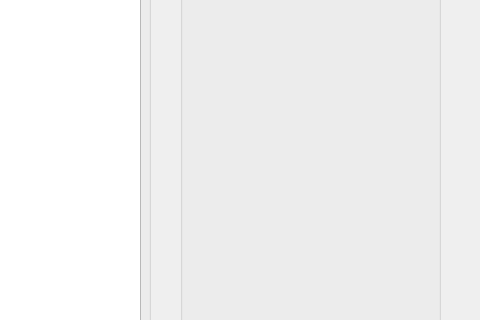
GeremyAndOrange/ROS2, file work_station/src/console_gui.ui: the form before one commit; both pictures show x 590 to 1070 and y 271 to 591 of the 1070 by 940 pixel window.
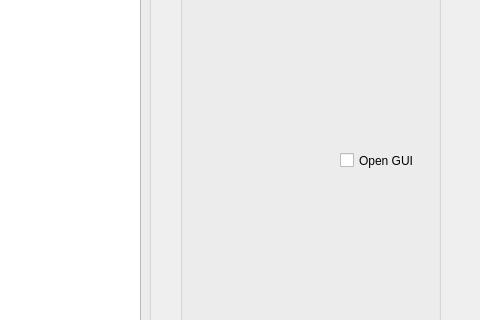
The form after the commit.

Commit message: 修改：     manager/src/manager.cpp 	修改：     robot_control/include/robot_control/control.hpp 	修改：     robot_control/src/control.cpp 	修改：     robot_description/launch/environment.launch.py 	修改：     work_station/src/console_gui.cpp 	修改：     work_station/src/console_gui.ui

```diff
--- a/work_station/src/console_gui.ui
+++ b/work_station/src/console_gui.ui
@@ -114,6 +114,19 @@
      <string>Start System</string>
     </property>
    </widget>
+   <widget class="QCheckBox" name="CheckGui">
+    <property name="geometry">
+     <rect>
+      <x>160</x>
+      <y>400</y>
+      <width>92</width>
+      <height>23</height>
+     </rect>
+    </property>
+    <property name="text">
+     <string>Open GUI</string>
+    </property>
+   </widget>
   </widget>
  </widget>
  <resources/>
```
The commit also changes 5 other files.
